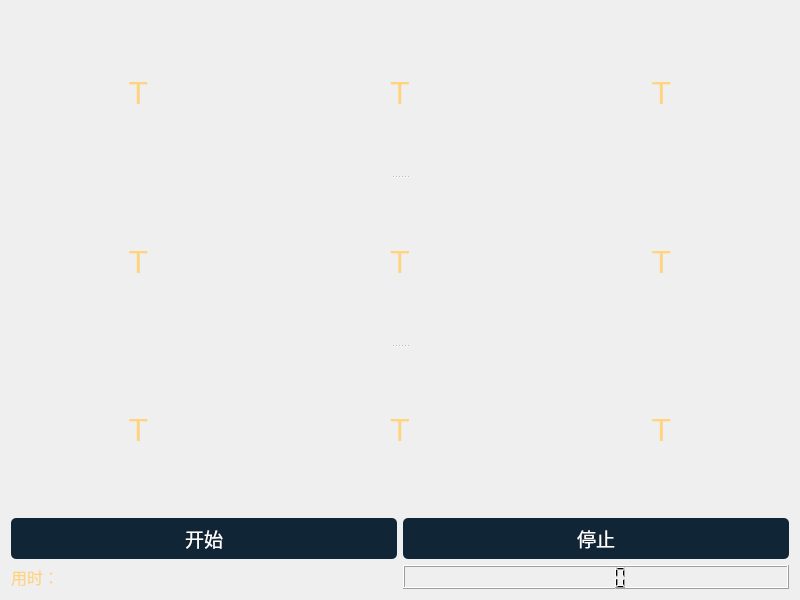
First picture: the form in mainmenu.ui, repository L-Super/SchulteGrid, before the edit.
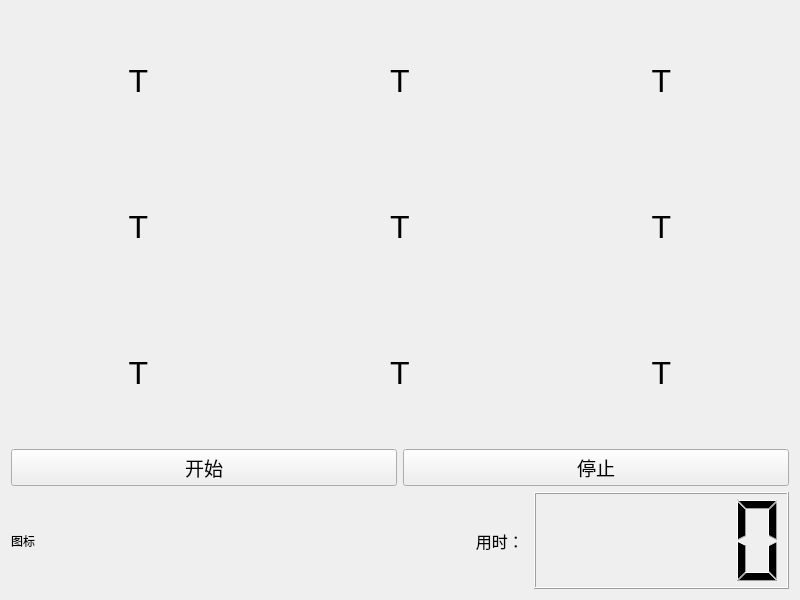
Second picture: the form after the edit. Icons and pictures are not drawn.

Commit message: 更换图标，增加16宫格，并更改字体大小，对齐方式，但对齐方式有问题

```diff
--- a/mainmenu.ui
+++ b/mainmenu.ui
@@ -10,6 +10,12 @@
     <height>600</height>
    </rect>
   </property>
+  <property name="sizePolicy">
+   <sizepolicy hsizetype="Expanding" vsizetype="Expanding">
+    <horstretch>0</horstretch>
+    <verstretch>0</verstretch>
+   </sizepolicy>
+  </property>
   <property name="minimumSize">
    <size>
     <width>400</width>
@@ -21,20 +27,13 @@
   </property>
   <property name="windowIcon">
    <iconset resource="UiSettings.qrc">
-    <normaloff>:/UI/UiSettings/ico.svg</normaloff>:/UI/UiSettings/ico.svg</iconset>
+    <normaloff>:/UI/UiSettings/img1.svg</normaloff>:/UI/UiSettings/img1.svg</iconset>
   </property>
   <property name="styleSheet">
-   <string notr="true">   
-.QLabel{color:rgb(254,212,128)}
-.QPushButton{color:white;background-color:rgb(16,37,53);border-style: outset;border-radius:5px;padding: 6px;}</string>
+   <string notr="true"/>
   </property>
-  <layout class="QVBoxLayout" name="verticalLayout">
+  <layout class="QVBoxLayout" name="verticalLayout_2">
    <item>
-    <widget class="QSplitter" name="splitter">
-     <property name="orientation">
-      <enum>Qt::Vertical</enum>
-     </property>
-     <widget class="QWidget" name="layoutWidget">
       <layout class="QHBoxLayout" name="horizontalLayout">
        <item>
         <widget class="QLabel" name="label_1">
@@ -85,8 +84,8 @@
         </widget>
        </item>
       </layout>
-     </widget>
-     <widget class="QWidget" name="layoutWidget">
+   </item>
+   <item>
       <layout class="QHBoxLayout" name="horizontalLayout_2">
        <item>
         <widget class="QLabel" name="label_4">
@@ -137,8 +136,8 @@
         </widget>
        </item>
       </layout>
-     </widget>
-     <widget class="QWidget" name="layoutWidget">
+   </item>
+   <item>
       <layout class="QHBoxLayout" name="horizontalLayout_3">
        <item>
         <widget class="QLabel" name="label_7">
@@ -189,9 +188,9 @@
         </widget>
        </item>
       </layout>
-     </widget>
-    </widget>
    </item>
+   <item>
+    <layout class="QVBoxLayout" name="verticalLayout">
    <item>
     <layout class="QHBoxLayout" name="horizontalLayout_5">
      <item>
@@ -227,6 +226,13 @@
    </item>
    <item>
     <layout class="QHBoxLayout" name="horizontalLayout_4">
+       <item>
+        <widget class="QLabel" name="label">
+         <property name="text">
+          <string>图标</string>
+         </property>
+        </widget>
+       </item>
      <item>
       <widget class="QLabel" name="showtimelabel">
        <property name="font">
@@ -238,6 +244,9 @@
        <property name="text">
         <string>用时： </string>
        </property>
+         <property name="alignment">
+          <set>Qt::AlignRight|Qt::AlignTrailing|Qt::AlignVCenter</set>
+         </property>
       </widget>
      </item>
      <item>
@@ -249,6 +258,8 @@
         </font>
        </property>
       </widget>
+       </item>
+      </layout>
      </item>
     </layout>
    </item>
```
Lines whose indentation alone changed are shown as unchanged. The commit also changes 18 other files.
